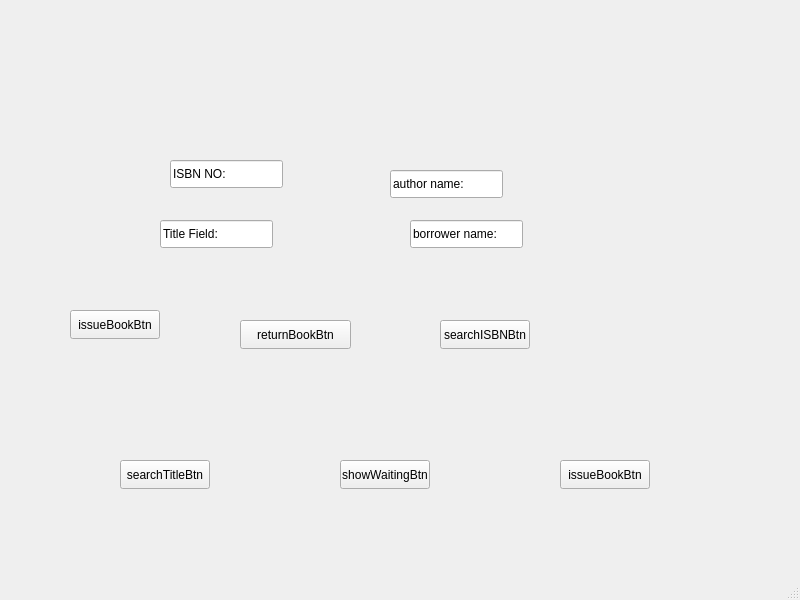
Qt form mainwindow.ui (rasikpdl/dsa_miniproject) before a commit.
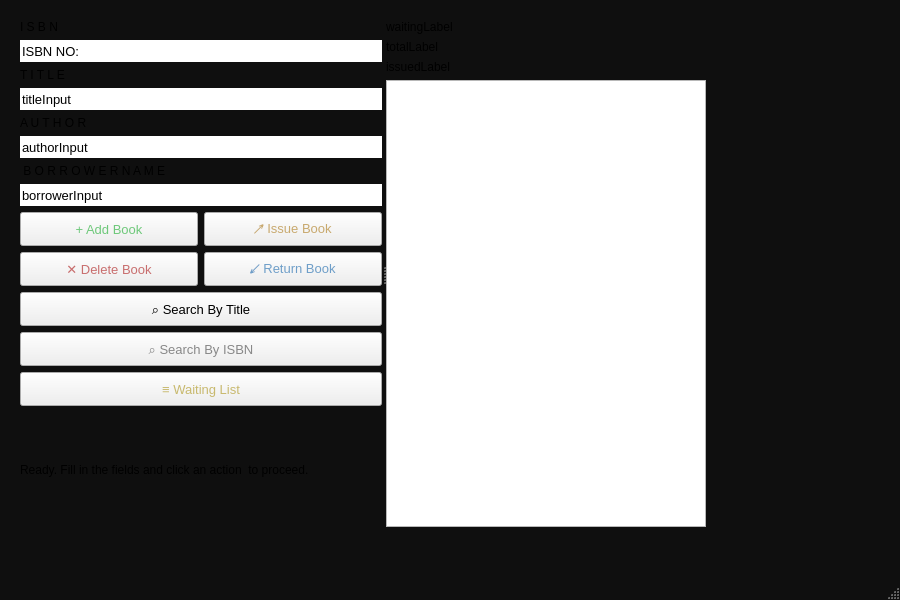
The same form after that commit.

Patch:
```diff
--- a/mainwindow.ui
+++ b/mainwindow.ui
@@ -6,143 +6,441 @@
    <rect>
     <x>0</x>
     <y>0</y>
-    <width>800</width>
+    <width>900</width>
     <height>600</height>
    </rect>
   </property>
+  <property name="minimumSize">
+   <size>
+    <width>900</width>
+    <height>600</height>
+   </size>
+  </property>
+  <property name="maximumSize">
+   <size>
+    <width>1100</width>
+    <height>700</height>
+   </size>
+  </property>
   <property name="windowTitle">
-   <string>MainWindow</string>
+   <string>Library Management System</string>
+  </property>
+  <property name="styleSheet">
+   <string notr="true">QMainWindow {
+    background-color: #0f0f0f;
+}</string>
   </property>
   <widget class="QWidget" name="centralwidget">
-   <widget class="QLineEdit" name="isbnInput">
+   <widget class="QSplitter" name="splitter">
     <property name="geometry">
      <rect>
-      <x>170</x>
-      <y>160</y>
-      <width>113</width>
-      <height>28</height>
+      <x>20</x>
+      <y>20</y>
+      <width>686</width>
+      <height>507</height>
      </rect>
     </property>
-    <property name="text">
-     <string>ISBN NO:</string>
+    <property name="orientation">
+     <enum>Qt::Orientation::Horizontal</enum>
     </property>
-   </widget>
-   <widget class="QLineEdit" name="titleInput">
-    <property name="geometry">
-     <rect>
-      <x>160</x>
-      <y>220</y>
-      <width>113</width>
-      <height>28</height>
-     </rect>
-    </property>
-    <property name="text">
-     <string>Title Field:</string>
-    </property>
-   </widget>
-   <widget class="QLineEdit" name="borrowerInput">
-    <property name="geometry">
-     <rect>
-      <x>410</x>
-      <y>220</y>
-      <width>113</width>
-      <height>28</height>
-     </rect>
-    </property>
-    <property name="text">
-     <string>borrower name:</string>
-    </property>
-   </widget>
-   <widget class="QLineEdit" name="authorInput">
-    <property name="geometry">
-     <rect>
-      <x>390</x>
-      <y>170</y>
-      <width>113</width>
-      <height>28</height>
-     </rect>
-    </property>
-    <property name="text">
-     <string>author name:</string>
-    </property>
-   </widget>
-   <widget class="QPushButton" name="issueBookBtn">
-    <property name="geometry">
-     <rect>
-      <x>70</x>
-      <y>310</y>
-      <width>90</width>
-      <height>29</height>
-     </rect>
-    </property>
-    <property name="text">
-     <string>issueBookBtn</string>
-    </property>
-   </widget>
-   <widget class="QPushButton" name="returnBookBtn">
-    <property name="geometry">
-     <rect>
-      <x>240</x>
-      <y>320</y>
-      <width>111</width>
-      <height>29</height>
-     </rect>
-    </property>
-    <property name="text">
-     <string>returnBookBtn</string>
-    </property>
-   </widget>
-   <widget class="QPushButton" name="searchISBNBtn">
-    <property name="geometry">
-     <rect>
-      <x>440</x>
-      <y>320</y>
-      <width>90</width>
-      <height>29</height>
-     </rect>
-    </property>
-    <property name="text">
-     <string>searchISBNBtn</string>
-    </property>
-   </widget>
-   <widget class="QPushButton" name="searchTitleBtn">
-    <property name="geometry">
-     <rect>
-      <x>120</x>
-      <y>460</y>
-      <width>90</width>
-      <height>29</height>
-     </rect>
-    </property>
-    <property name="text">
-     <string>searchTitleBtn</string>
-    </property>
-   </widget>
-   <widget class="QPushButton" name="showWaitingBtn">
-    <property name="geometry">
-     <rect>
-      <x>340</x>
-      <y>460</y>
-      <width>90</width>
-      <height>29</height>
-     </rect>
-    </property>
-    <property name="text">
-     <string>showWaitingBtn</string>
-    </property>
-   </widget>
-   <widget class="QPushButton" name="issueBookBtn_2">
-    <property name="geometry">
-     <rect>
-      <x>560</x>
-      <y>460</y>
-      <width>90</width>
-      <height>29</height>
-     </rect>
-    </property>
-    <property name="text">
-     <string>issueBookBtn</string>
-    </property>
+    <widget class="QWidget" name="">
+     <layout class="QVBoxLayout" name="verticalLayout_8">
+      <item>
+       <layout class="QVBoxLayout" name="verticalLayout_7">
+        <item>
+         <layout class="QVBoxLayout" name="verticalLayout_5">
+          <item>
+           <layout class="QVBoxLayout" name="verticalLayout">
+            <item>
+             <widget class="QLabel" name="label_isbn">
+              <property name="text">
+               <string>I S B N</string>
+              </property>
+             </widget>
+            </item>
+            <item>
+             <widget class="QLineEdit" name="isbnInput">
+              <property name="minimumSize">
+               <size>
+                <width>0</width>
+                <height>22</height>
+               </size>
+              </property>
+              <property name="font">
+               <font>
+                <pointsize>10</pointsize>
+               </font>
+              </property>
+              <property name="text">
+               <string>ISBN NO:</string>
+              </property>
+              <property name="frame">
+               <bool>false</bool>
+              </property>
+              <property name="readOnly">
+               <bool>false</bool>
+              </property>
+              <property name="placeholderText">
+               <string>e. g.  978-0062315007</string>
+              </property>
+             </widget>
+            </item>
+           </layout>
+          </item>
+          <item>
+           <layout class="QVBoxLayout" name="verticalLayout_2">
+            <item>
+             <widget class="QLabel" name="label_title">
+              <property name="text">
+               <string>T I T L E</string>
+              </property>
+             </widget>
+            </item>
+            <item>
+             <widget class="QLineEdit" name="titleInput">
+              <property name="minimumSize">
+               <size>
+                <width>0</width>
+                <height>22</height>
+               </size>
+              </property>
+              <property name="font">
+               <font>
+                <pointsize>10</pointsize>
+               </font>
+              </property>
+              <property name="text">
+               <string>titleInput</string>
+              </property>
+              <property name="frame">
+               <bool>false</bool>
+              </property>
+              <property name="placeholderText">
+               <string>e. g.  The Alchemist</string>
+              </property>
+             </widget>
+            </item>
+           </layout>
+          </item>
+          <item>
+           <layout class="QVBoxLayout" name="verticalLayout_3">
+            <item>
+             <widget class="QLabel" name="label_author">
+              <property name="text">
+               <string>A U T H O R</string>
+              </property>
+             </widget>
+            </item>
+            <item>
+             <widget class="QLineEdit" name="authorInput">
+              <property name="minimumSize">
+               <size>
+                <width>0</width>
+                <height>22</height>
+               </size>
+              </property>
+              <property name="font">
+               <font>
+                <pointsize>10</pointsize>
+               </font>
+              </property>
+              <property name="text">
+               <string>authorInput</string>
+              </property>
+              <property name="frame">
+               <bool>false</bool>
+              </property>
+              <property name="placeholderText">
+               <string>e. g.  Paulo Coelho</string>
+              </property>
+             </widget>
+            </item>
+           </layout>
+          </item>
+          <item>
+           <layout class="QVBoxLayout" name="verticalLayout_4">
+            <item>
+             <widget class="QLabel" name="label_borrower">
+              <property name="text">
+               <string> B O R R O W E R N A M E</string>
+              </property>
+             </widget>
+            </item>
+            <item>
+             <widget class="QLineEdit" name="borrowerInput">
+              <property name="minimumSize">
+               <size>
+                <width>0</width>
+                <height>22</height>
+               </size>
+              </property>
+              <property name="font">
+               <font>
+                <pointsize>10</pointsize>
+               </font>
+              </property>
+              <property name="text">
+               <string>borrowerInput</string>
+              </property>
+              <property name="frame">
+               <bool>false</bool>
+              </property>
+              <property name="placeholderText">
+               <string>e. g.  Alice</string>
+              </property>
+             </widget>
+            </item>
+           </layout>
+          </item>
+         </layout>
+        </item>
+        <item>
+         <layout class="QVBoxLayout" name="verticalLayout_6">
+          <item>
+           <layout class="QHBoxLayout" name="horizontalLayout">
+            <item>
+             <widget class="QPushButton" name="addBookBtn">
+              <property name="minimumSize">
+               <size>
+                <width>0</width>
+                <height>34</height>
+               </size>
+              </property>
+              <property name="font">
+               <font>
+                <pointsize>10</pointsize>
+               </font>
+              </property>
+              <property name="cursor">
+               <cursorShape>PointingHandCursor</cursorShape>
+              </property>
+              <property name="styleSheet">
+               <string notr="true">QPushButton { border-color: #6ec87a; color: #6ec87a; }
+QPushButton:hover { background-color: rgba(110,200,122, 0.08); }</string>
+              </property>
+              <property name="text">
+               <string>+ Add Book</string>
+              </property>
+             </widget>
+            </item>
+            <item>
+             <widget class="QPushButton" name="issueBookBtn">
+              <property name="minimumSize">
+               <size>
+                <width>0</width>
+                <height>34</height>
+               </size>
+              </property>
+              <property name="font">
+               <font>
+                <pointsize>10</pointsize>
+               </font>
+              </property>
+              <property name="cursor">
+               <cursorShape>PointingHandCursor</cursorShape>
+              </property>
+              <property name="styleSheet">
+               <string notr="true">QPushButton { border-color: #c8a96e; color: #c8a96e; }
+QPushButton:hover { background-color: rgba(200,169,110, 0.08); }</string>
+              </property>
+              <property name="text">
+               <string>↗ Issue Book</string>
+              </property>
+             </widget>
+            </item>
+           </layout>
+          </item>
+          <item>
+           <layout class="QHBoxLayout" name="horizontalLayout_2">
+            <item>
+             <widget class="QPushButton" name="deleteBookBtn">
+              <property name="minimumSize">
+               <size>
+                <width>0</width>
+                <height>34</height>
+               </size>
+              </property>
+              <property name="font">
+               <font>
+                <pointsize>10</pointsize>
+               </font>
+              </property>
+              <property name="cursor">
+               <cursorShape>PointingHandCursor</cursorShape>
+              </property>
+              <property name="styleSheet">
+               <string notr="true">QPushButton { border-color: #c86e6e; color: #c86e6e; }
+QPushButton:hover { background-color: rgba(200,110,110, 0.08); }</string>
+              </property>
+              <property name="text">
+               <string>✕ Delete Book</string>
+              </property>
+             </widget>
+            </item>
+            <item>
+             <widget class="QPushButton" name="returnBookBtn">
+              <property name="minimumSize">
+               <size>
+                <width>0</width>
+                <height>34</height>
+               </size>
+              </property>
+              <property name="font">
+               <font>
+                <pointsize>10</pointsize>
+               </font>
+              </property>
+              <property name="cursor">
+               <cursorShape>PointingHandCursor</cursorShape>
+              </property>
+              <property name="styleSheet">
+               <string notr="true">QPushButton { border-color: #6e9ec8; color: #6e9ec8; }
+QPushButton:hover { background-color: rgba(110,158,200, 0.08); }</string>
+              </property>
+              <property name="text">
+               <string>↙ Return Book</string>
+              </property>
+             </widget>
+            </item>
+           </layout>
+          </item>
+          <item>
+           <widget class="QPushButton" name="searchTitleBtn">
+            <property name="minimumSize">
+             <size>
+              <width>0</width>
+              <height>34</height>
+             </size>
+            </property>
+            <property name="font">
+             <font>
+              <pointsize>10</pointsize>
+             </font>
+            </property>
+            <property name="cursor">
+             <cursorShape>PointingHandCursor</cursorShape>
+            </property>
+            <property name="text">
+             <string>⌕ Search By Title</string>
+            </property>
+           </widget>
+          </item>
+          <item>
+           <widget class="QPushButton" name="searchISBNBtn">
+            <property name="minimumSize">
+             <size>
+              <width>0</width>
+              <height>34</height>
+             </size>
+            </property>
+            <property name="font">
+             <font>
+              <pointsize>10</pointsize>
+             </font>
+            </property>
+            <property name="cursor">
+             <cursorShape>PointingHandCursor</cursorShape>
+            </property>
+            <property name="styleSheet">
+             <string notr="true">QPushButton { border-color: #333333; color: #888888; }
+QPushButton:hover { background-color: #1a1a1a; color: #e0d8cc; }</string>
+            </property>
+            <property name="text">
+             <string>⌕ Search By ISBN</string>
+            </property>
+           </widget>
+          </item>
+          <item>
+           <widget class="QPushButton" name="showWaitingBtn">
+            <property name="minimumSize">
+             <size>
+              <width>0</width>
+              <height>34</height>
+             </size>
+            </property>
+            <property name="font">
+             <font>
+              <pointsize>10</pointsize>
+             </font>
+            </property>
+            <property name="cursor">
+             <cursorShape>PointingHandCursor</cursorShape>
+            </property>
+            <property name="styleSheet">
+             <string notr="true">QPushButton { border-color: #c8b96e; color: #c8b96e; }
+QPushButton:hover { background-color: rgba(200,185,110, 0.08); }</string>
+            </property>
+            <property name="text">
+             <string>≡ Waiting List</string>
+            </property>
+           </widget>
+          </item>
+         </layout>
+        </item>
+       </layout>
+      </item>
+      <item>
+       <widget class="QLabel" name="statusLabel">
+        <property name="minimumSize">
+         <size>
+          <width>0</width>
+          <height>50</height>
+         </size>
+        </property>
+        <property name="text">
+         <string>Ready. Fill in the fields and click an action  to proceed.</string>
+        </property>
+       </widget>
+      </item>
+     </layout>
+    </widget>
+    <widget class="QWidget" name="">
+     <layout class="QVBoxLayout" name="verticalLayout_10">
+      <item>
+       <layout class="QVBoxLayout" name="verticalLayout_9">
+        <item>
+         <widget class="QLabel" name="waitingLabel">
+          <property name="text">
+           <string>waitingLabel</string>
+          </property>
+         </widget>
+        </item>
+        <item>
+         <widget class="QLabel" name="totalLabel">
+          <property name="text">
+           <string>totalLabel</string>
+          </property>
+         </widget>
+        </item>
+        <item>
+         <widget class="QLabel" name="issuedLabel">
+          <property name="text">
+           <string>issuedLabel</string>
+          </property>
+         </widget>
+        </item>
+       </layout>
+      </item>
+      <item>
+       <widget class="QListWidget" name="bookListWidget">
+        <property name="font">
+         <font>
+          <pointsize>10</pointsize>
+         </font>
+        </property>
+        <property name="horizontalScrollBarPolicy">
+         <enum>Qt::ScrollBarPolicy::ScrollBarAlwaysOff</enum>
+        </property>
+        <property name="spacing">
+         <number>4</number>
+        </property>
+        <property name="uniformItemSizes">
+         <bool>true</bool>
+        </property>
+       </widget>
+      </item>
+     </layout>
+    </widget>
    </widget>
   </widget>
   <widget class="QMenuBar" name="menubar">
```
Left out of the diff: 2 changed lines with no effect on the pictures.
